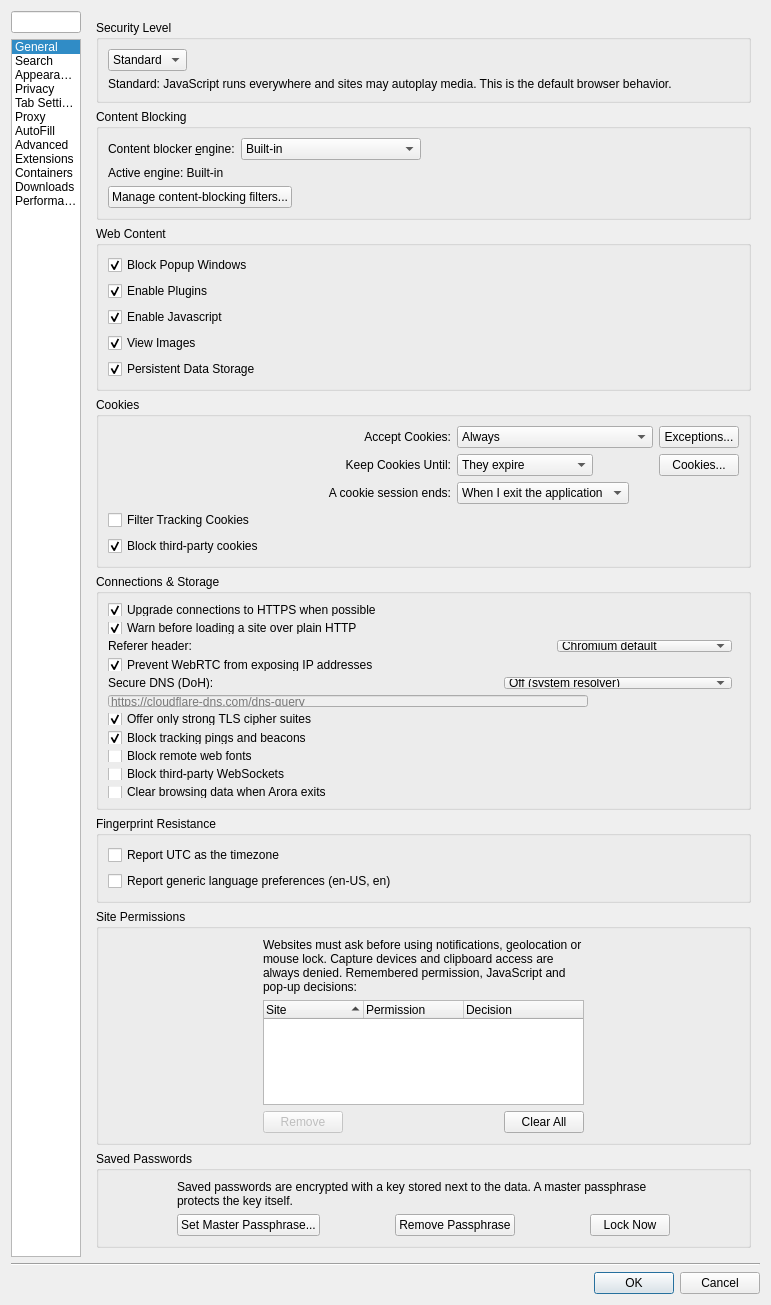
This is src/settings.ui in IT-Space-2026/arktos as Qt 5 draws it before an edit. The edited form follows.
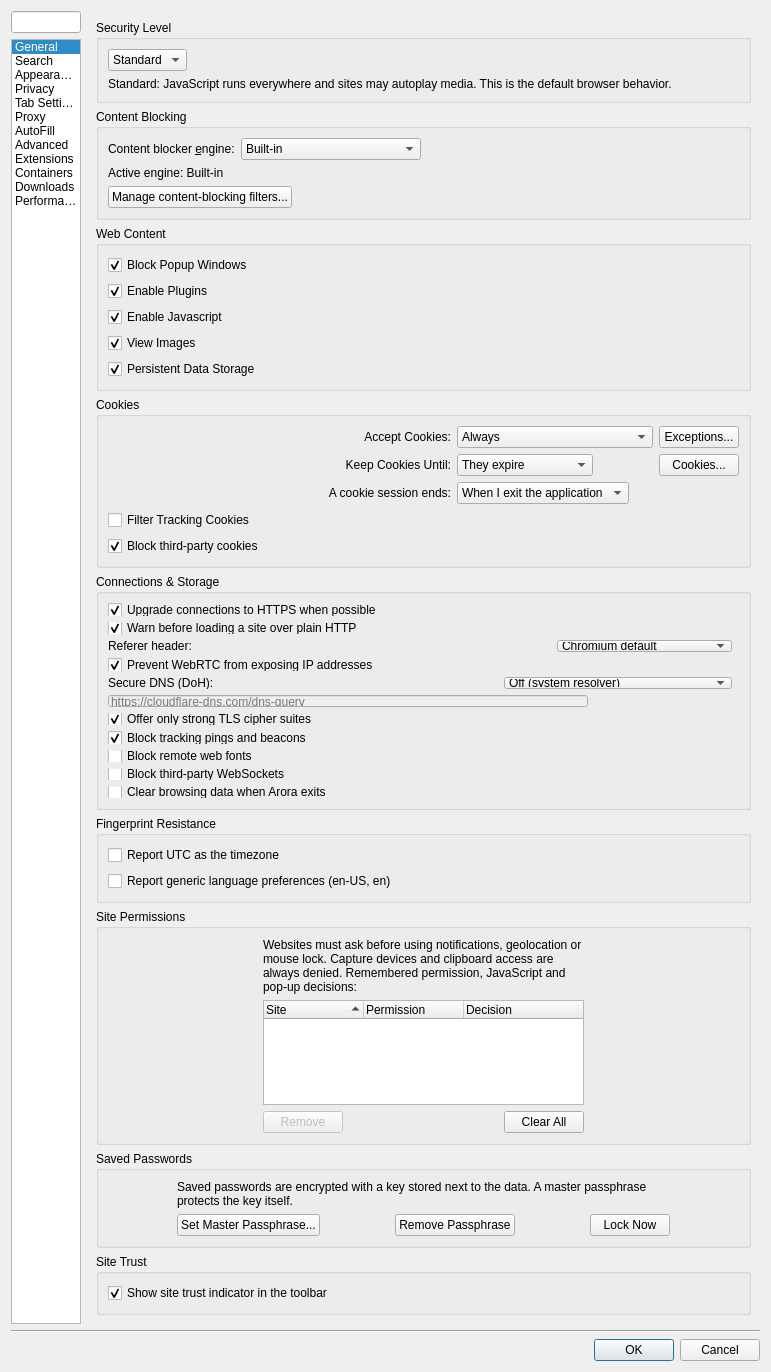
This is the edited form. The open tabs and pages were chosen to show the change. Custom widgets are drawn as their Qt base class.

Commit message: TRUST06: Site Trust master toggle on Preferences > Privacy

```diff
--- a/src/settings.ui
+++ b/src/settings.ui
@@ -2251,6 +2251,31 @@
          </layout>
         </widget>
        </item>
+       <item>
+        <widget class="QGroupBox" name="siteTrustGroupBox">
+         <property name="title">
+          <string>Site Trust</string>
+         </property>
+         <layout class="QVBoxLayout">
+          <item>
+           <widget class="QCheckBox" name="siteTrustEnabled">
+            <property name="toolTip">
+             <string>Show a trust badge on the toolbar's security indicator — it flags lookalike domains and sites on known threat lists. Uncheck to hide the badge and skip the checks.</string>
+            </property>
+            <property name="accessibleName">
+             <string>Show site trust indicator in the toolbar</string>
+            </property>
+            <property name="text">
+             <string>Show site trust indicator in the toolbar</string>
+            </property>
+            <property name="checked">
+             <bool>true</bool>
+            </property>
+           </widget>
+          </item>
+         </layout>
+        </widget>
+       </item>
        <item>
         <spacer>
          <property name="orientation">
```
The commit also changes 9 other files.
